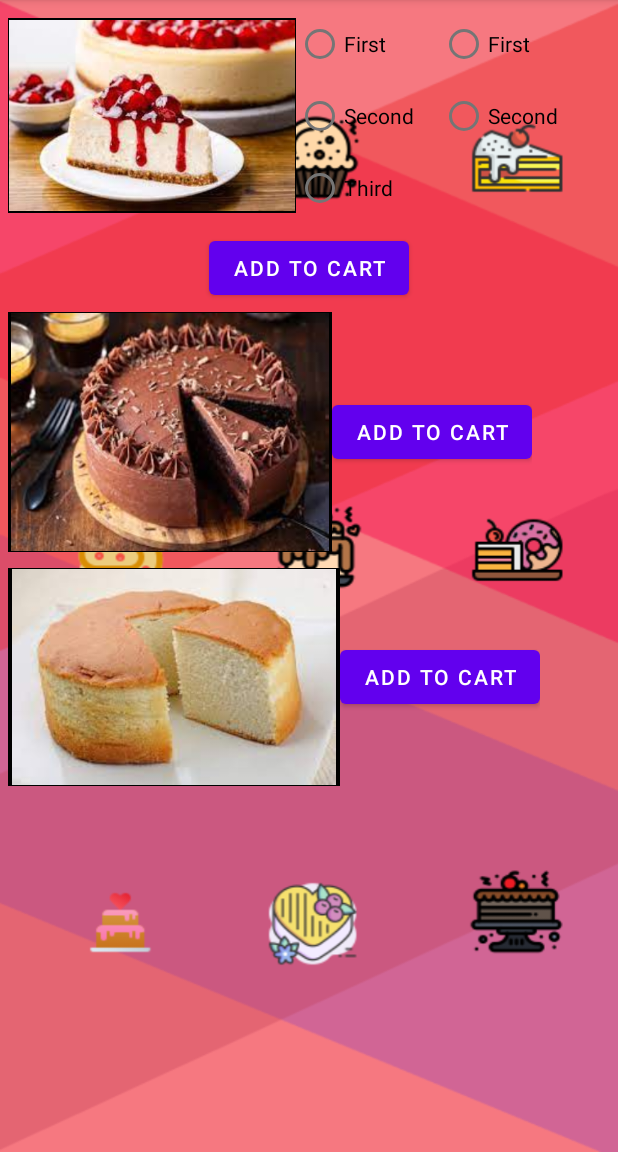
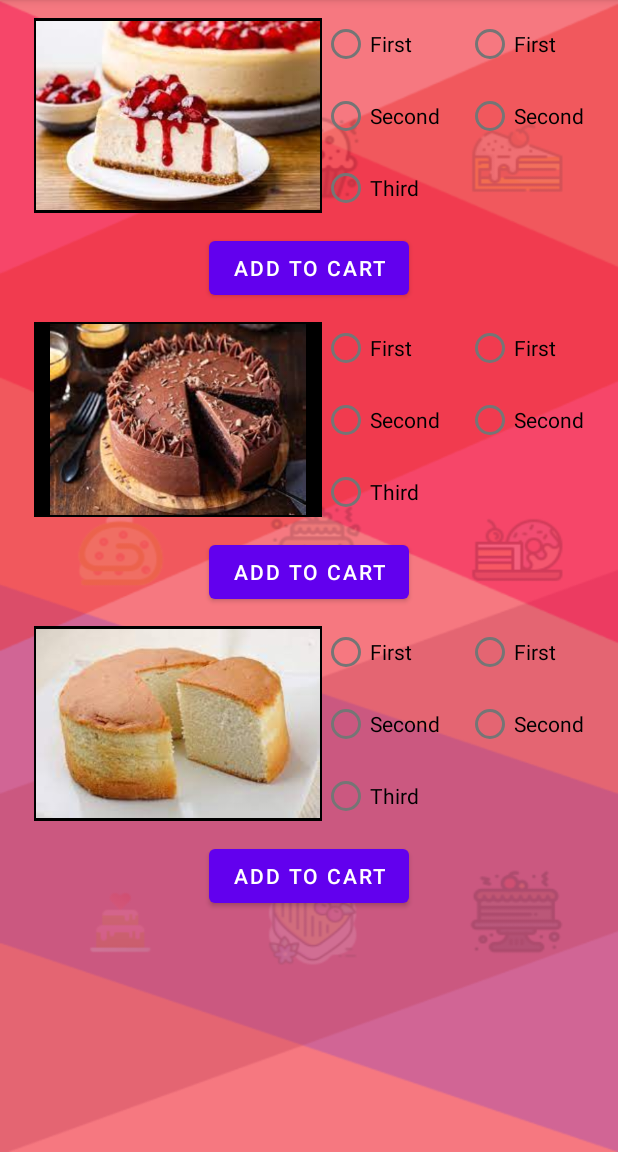
Before and after one commit to cumberson97/Assignment1, an Android app: the screen it shows after launch (MainActivity), on a phone screen of 412 x 824 dp, the part 84-1236 px from its top. Run offline under Robolectric (Android 15) with nearby library versions, the phone set to English and light mode, and no system bars.

Commit message:
Small changes

```diff
--- a/app/src/main/res/layout/home_page.xml
+++ b/app/src/main/res/layout/home_page.xml
@@ -4,7 +4,7 @@
     xmlns:tools="http://schemas.android.com/tools"
     android:layout_width="match_parent"
     android:layout_height="match_parent"
-    android:background="@drawable/backgound4"
+    android:background="@drawable/Background6"
     tools:context=".MainActivity">
 
     <ScrollView
@@ -14,13 +14,16 @@
         <LinearLayout
             android:layout_width="match_parent"
             android:layout_height="match_parent"
+
             android:orientation="vertical">
 
             <LinearLayout
                 android:layout_width="wrap_content"
                 android:layout_height="wrap_content"
                 android:padding="5dp"
-                >
+
+                android:layout_gravity="center">
+
                 <ImageView
                     android:id="@+id/cheese_slice_img"
                     android:layout_width="192dp"
@@ -28,41 +31,44 @@
                     android:layout_gravity="center"
                     android:background="@color/black"
                     android:cropToPadding="true"
-                    android:padding="0.5dp"
+                    android:padding="1dp"
                     android:src="@drawable/cheese_slice" />
 
                 <RadioGroup
                     android:layout_width="wrap_content"
                     android:layout_height="wrap_content"
                     android:paddingRight="17dp">
-                    <RadioButton
-                        android:layout_width="wrap_content"
-                        android:layout_height="wrap_content"
-                        android:text="First"/>
 
                     <RadioButton
                         android:layout_width="wrap_content"
                         android:layout_height="wrap_content"
-                        android:text="Second"/>
+                        android:text="First" />
 
                     <RadioButton
                         android:layout_width="wrap_content"
                         android:layout_height="wrap_content"
-                        android:text="Third"/>
-
-                </RadioGroup>
-                <RadioGroup
-                    android:layout_width="wrap_content"
-                    android:layout_height="wrap_content">
-                    <RadioButton
-                        android:layout_width="wrap_content"
-                        android:layout_height="wrap_content"
-                        android:text="First"/>
+                        android:text="Second" />
 
                     <RadioButton
                         android:layout_width="wrap_content"
                         android:layout_height="wrap_content"
-                        android:text="Second"/>
+                        android:text="Third" />
+
+                </RadioGroup>
+
+                <RadioGroup
+                    android:layout_width="wrap_content"
+                    android:layout_height="wrap_content">
+
+                    <RadioButton
+                        android:layout_width="wrap_content"
+                        android:layout_height="wrap_content"
+                        android:text="First" />
+
+                    <RadioButton
+                        android:layout_width="wrap_content"
+                        android:layout_height="wrap_content"
+                        android:text="Second" />
 
                 </RadioGroup>
             </LinearLayout>
@@ -75,18 +81,62 @@
                 android:text="@string/AddToCart" />
 
             <LinearLayout
+
                 android:layout_width="wrap_content"
                 android:layout_height="wrap_content"
+                android:layout_gravity="center"
                 android:padding="5dp">
+
                 <ImageView
                     android:id="@+id/choco_cake_full"
-                    android:layout_width="216dp"
-                    android:layout_height="160dp"
+                    android:layout_width="192dp"
+                    android:layout_height="130dp"
                     android:layout_gravity="center"
                     android:background="@color/black"
                     android:cropToPadding="true"
-                    android:padding="0.5dp"
+                    android:padding="1dp"
                     android:src="@drawable/choc_full" />
+
+                <RadioGroup
+                    android:layout_width="wrap_content"
+                    android:layout_height="wrap_content"
+                    android:paddingRight="17dp">
+
+                    <RadioButton
+                        android:layout_width="wrap_content"
+                        android:layout_height="wrap_content"
+                        android:text="First" />
+
+                    <RadioButton
+                        android:layout_width="wrap_content"
+                        android:layout_height="wrap_content"
+                        android:text="Second" />
+
+                    <RadioButton
+                        android:layout_width="wrap_content"
+                        android:layout_height="wrap_content"
+                        android:text="Third" />
+
+                </RadioGroup>
+
+                <RadioGroup
+                    android:layout_width="wrap_content"
+                    android:layout_height="wrap_content">
+
+                    <RadioButton
+                        android:layout_width="wrap_content"
+                        android:layout_height="wrap_content"
+                        android:text="First" />
+
+                    <RadioButton
+                        android:layout_width="wrap_content"
+                        android:layout_height="wrap_content"
+                        android:text="Second" />
+
+                </RadioGroup>
+
+
+            </LinearLayout>
 
             <Button
                 android:id="@+id/choco_cake_full_add"
@@ -94,21 +144,63 @@
                 android:layout_height="wrap_content"
                 android:layout_gravity="center"
                 android:text="@string/AddToCart" />
-            </LinearLayout>
 
             <LinearLayout
                 android:layout_width="wrap_content"
                 android:layout_height="wrap_content"
+                android:layout_gravity="center"
                 android:padding="5dp">
+
                 <ImageView
                     android:id="@+id/sponge_full_img"
-                    android:layout_width="221dp"
-                    android:layout_height="145dp"
+                    android:layout_width="192dp"
+                    android:layout_height="130dp"
                     android:layout_gravity="center"
                     android:background="@color/black"
                     android:cropToPadding="true"
-                    android:padding="0.5dp"
+                    android:padding="1dp"
                     android:src="@drawable/sponge_full" />
+
+                <RadioGroup
+                    android:layout_width="wrap_content"
+                    android:layout_height="wrap_content"
+                    android:paddingRight="17dp">
+
+                    <RadioButton
+                        android:layout_width="wrap_content"
+                        android:layout_height="wrap_content"
+                        android:text="First" />
+
+                    <RadioButton
+                        android:layout_width="wrap_content"
+                        android:layout_height="wrap_content"
+                        android:text="Second" />
+
+                    <RadioButton
+                        android:layout_width="wrap_content"
+                        android:layout_height="wrap_content"
+                        android:text="Third" />
+
+                </RadioGroup>
+
+                <RadioGroup
+                    android:layout_width="wrap_content"
+                    android:layout_height="wrap_content">
+
+                    <RadioButton
+                        android:layout_width="wrap_content"
+                        android:layout_height="wrap_content"
+                        android:text="First" />
+
+                    <RadioButton
+                        android:layout_width="wrap_content"
+                        android:layout_height="wrap_content"
+                        android:text="Second" />
+
+                </RadioGroup>
+
+
+            </LinearLayout>
 
             <Button
                 android:id="@+id/sponge_full_add"
@@ -116,7 +208,6 @@
                 android:layout_height="wrap_content"
                 android:layout_gravity="center"
                 android:text="@string/AddToCart" />
-            </LinearLayout>
 
         </LinearLayout>
     </ScrollView>
```
Also changed, not shown: app/src/main/res/drawable/Background6.png (added). Lines whose indentation alone changed are shown as unchanged.
